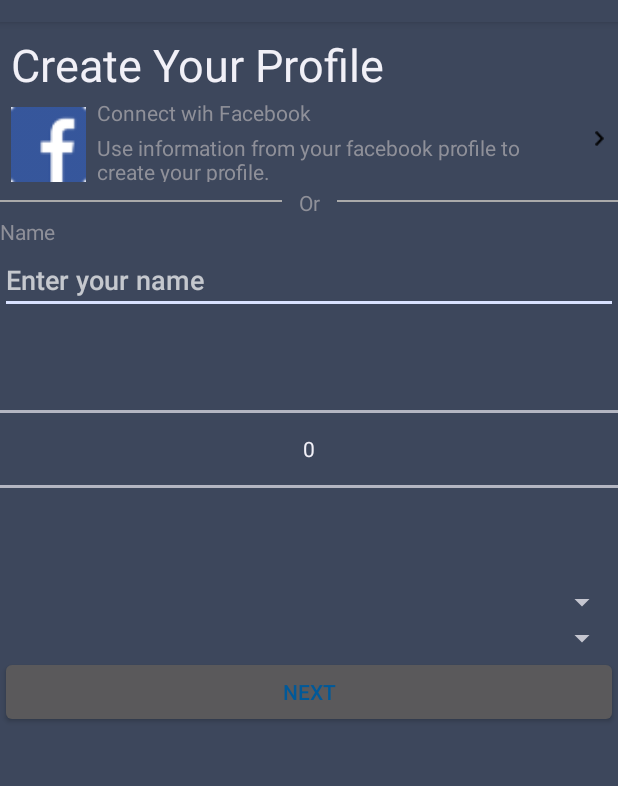
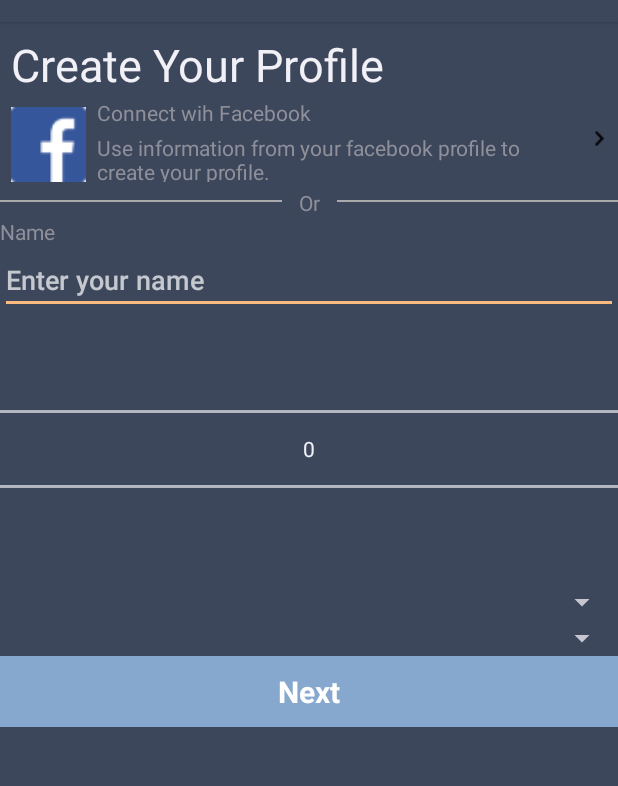
Before and after one commit to viveret/LadyProblems2016, an Android app: the screen it shows after launch (CreateProfileActivity), on a phone screen of 412 x 824 dp, the part 62-848 px from its top. Run offline under Robolectric (Android 15) with nearby library versions, the phone set to English and light mode, and no system bars.

Commit message:
style edits

```diff
--- a/src/main/res/layout/create_profile.xml
+++ b/src/main/res/layout/create_profile.xml
@@ -124,7 +124,6 @@
         android:text="Next"
         android:layout_width="match_parent"
         android:layout_height="wrap_content"
-        android:textColor="#005999"
         android:id="@id/go_next_button" />
 
 
--- a/src/main/res/values/styles.xml
+++ b/src/main/res/values/styles.xml
@@ -2,12 +2,25 @@
 <resources>
 	<!-- inherit from the material theme -->
     <color name="background">#3D475C</color>
-    <color name="orange">#FCBB7E</color>
+    <color name="orangeAccent">#FCBB7E</color>
     <color name="grey">#373131</color>
     <color name="red">#DF5C5C</color>
+    <color name="blueAccent">#4a90e2</color>
+    <color name="blueButton">#86a7ce</color>
+    <color name="white">#ffffff</color>
 
 	<style name="Theme">
 		<item name="android:background">@color/background</item>
+		<item name="android:colorAccent">@color/orangeAccent</item>
+		<item name="android:buttonStyle">@style/Theme.Button</item>
+	</style>
+
+	<style name="Theme.Button" parent="@android:style/Widget.Button">
+		<item name="android:background">@color/blueButton</item>
+		<item name="android:textColor">@color/white</item>
+		<item name="android:textStyle">bold</item>
+		<item name="android:textSize">20sp</item>
+		<item name="android:padding">10dp</item>
 	</style>
 
 	<style name="Theme.Splash" parent="android:Theme">
```
